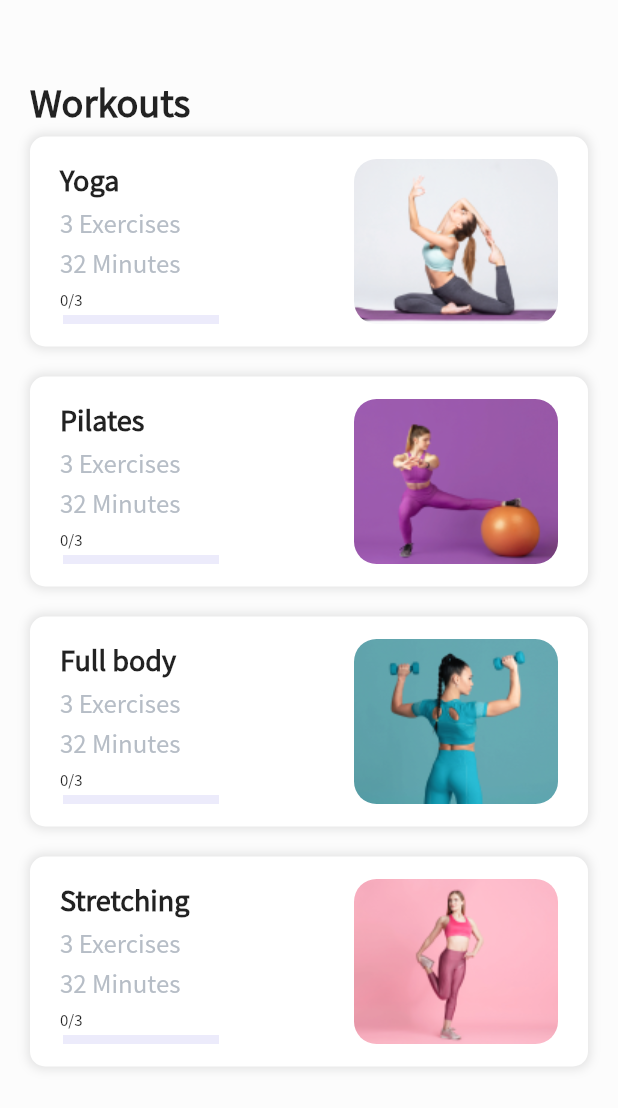
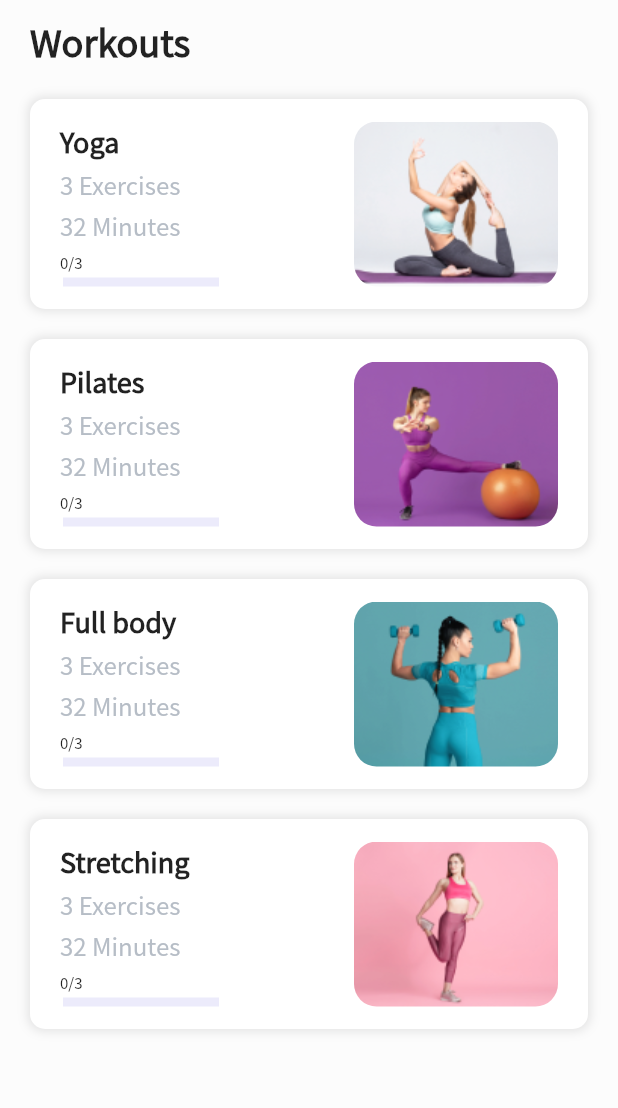
Before and after one commit to CPAD2022/CPAD2022SecATeam02, a Flutter app: the WorkoutsPage screen opened directly, on a phone screen of 412 x 824 dp. Shown: the top 1108 px of the screen. Run offline on Flutter 3.47's test engine with Material 2 defaults, Android fonts, the phone set to English and light mode, and no system bars; drawn by our look-alikes of percent_indicator; our stand-ins replace bloc, dots_indicator, firebase_auth, firebase_core, firebase_storage, flutter_bloc and 5 more; accounts and stored records are empty.

```diff
--- a/lib/screens/workouts/bloc/workouts_bloc.dart
+++ b/lib/screens/workouts/bloc/workouts_bloc.dart
@@ -6,7 +6,8 @@ import 'package:meta/meta.dart';
 import 'package:perfect_fitness/core/const/data_constants.dart';
 import 'package:perfect_fitness/core/service/data_service.dart';
 import 'package:perfect_fitness/core/const/global_constants.dart';
-
+import 'package:perfect_fitness/data/user_data.dart';
+import 'package:firebase_auth/firebase_auth.dart';
 part 'workouts_event.dart';
 part 'workouts_state.dart';
 
@@ -19,7 +20,12 @@ class WorkoutsBloc extends Bloc<WorkoutsEvent, WorkoutsState> {
   Stream<WorkoutsState> mapEventToState(
     WorkoutsEvent event,
   ) async* {
+    List<WorkoutData> workouts1 = DataConstants.workouts;
+    final currUser = FirebaseAuth.instance.currentUser;
+    GlobalConstants.currentUser = UserData.fromFirebase(currUser);
     if (event is WorkoutsInitialEvent) {
+      final currUser = FirebaseAuth.instance.currentUser;
+      GlobalConstants.currentUser = UserData.fromFirebase(currUser);
       GlobalConstants.workouts = await DataService.getWorkoutsForUser();
       for (int i = 0; i < workouts.length; i++) {
         final workoutsUserIndex =
--- a/lib/screens/workouts/widget/workout_card.dart
+++ b/lib/screens/workouts/widget/workout_card.dart
@@ -38,10 +38,7 @@ class WorkoutCard extends StatelessWidget {
       ),
       child: Material(
           color: Colors.transparent,
-        child: BlocBuilder<WorkoutsBloc, WorkoutsState>(
-          buildWhen: (_, currState) => currState is CardTappedState,
-          builder: (context, state) {
-            return InkWell(
+          child: InkWell(
             borderRadius: BorderRadius.circular(10),
             onTap: () {
               bloc.add(CardTappedEvent(workout: workout));
@@ -85,8 +82,7 @@ class WorkoutCard extends StatelessWidget {
                             style: TextStyle(fontSize: 10)),
                         SizedBox(height: 3),
                         Padding(
-                            padding:
-                                const EdgeInsets.only(right: 30.0, left: 2),
+                          padding: const EdgeInsets.only(right: 30.0, left: 2),
                           child: LinearPercentIndicator(
                             percent:
                                 workout.currentProgress! / workout.progress!,
@@ -106,17 +102,13 @@ class WorkoutCard extends StatelessWidget {
                   Expanded(
                     child: ClipRRect(
                       borderRadius: BorderRadius.circular(15),
-                        child:
-                            Image.asset(workout.image ?? "", fit: BoxFit.fill),
+                      child: Image.asset(workout.image ?? "", fit: BoxFit.fill),
                     ),
                   ),
                 ],
               ),
             ),
-            );
-          },
-        ),
-      ),
+          )),
     );
   }
 }
--- a/lib/screens/workouts/widget/workout_content.dart
+++ b/lib/screens/workouts/widget/workout_content.dart
@@ -1,4 +1,8 @@
 import 'package:perfect_fitness/core/const/color_constants.dart';
+import 'package:firebase_auth/firebase_auth.dart';
+import 'package:perfect_fitness/data/user_data.dart';
+import 'package:perfect_fitness/core/const/global_constants.dart';
+import 'package:perfect_fitness/core/service/user_storage_service.dart';
 import 'package:perfect_fitness/core/const/data_constants.dart';
 import 'package:perfect_fitness/data/workout_data.dart';
 import 'package:perfect_fitness/screens/workouts/widget/workout_card.dart';
@@ -6,10 +10,15 @@ import 'package:flutter/material.dart';
 import 'package:perfect_fitness/core/const/text_constants.dart';
 import 'package:perfect_fitness/screens/workouts/bloc/workouts_bloc.dart';
 import 'package:flutter_bloc/flutter_bloc.dart';
+import 'dart:convert';
 
-class WorkoutContent extends StatelessWidget {
+class WorkoutContent extends StatefulWidget {
   WorkoutContent({Key? key}) : super(key: key);
+  @override
+  _WorkoutContent createState() => _WorkoutContent();
+}
 
+class _WorkoutContent extends State<WorkoutContent> {
   @override
   Widget build(BuildContext context) {
     return Container(
@@ -22,32 +31,56 @@ class WorkoutContent extends StatelessWidget {
 
   Widget _createHomeBody(BuildContext context) {
     final bloc = BlocProvider.of<WorkoutsBloc>(context);
-    return BlocBuilder<WorkoutsBloc, WorkoutsState>(
-      buildWhen: (_, currState) => currState is ReloadWorkoutsState,
-      builder: (context, state) {
-        return Padding(
-          padding: const EdgeInsets.only(top: 50),
+    List<WorkoutData> workouts = DataConstants.workouts;
+    final currUser = FirebaseAuth.instance.currentUser;
+    GlobalConstants.currentUser = UserData.fromFirebase(currUser);
+    ReloadWorkoutsState(workouts: workouts);
+    var workcheck = GlobalConstants.workouts;
+    if (workcheck != null) {
+      if (workcheck.isEmpty) {
+        // final bloc = BlocProvider.of<WorkoutsBloc>(context);
+        // final workout1 = bloc.workouts;
+        ReloadWorkoutsState(workouts: []);
+      } else {
+        for (int i = 0; i < workouts.length; i++) {
+          final workoutsUserIndex = GlobalConstants.workouts
+              ?.indexWhere((w) => w.id == workouts?[i].id);
+          if (workoutsUserIndex != -1 && workcheck != null) {
+            workouts[i] = workcheck[workoutsUserIndex ?? 1];
+          }
+        }
+      }
+    }
+    return SafeArea(
       child: Column(
         crossAxisAlignment: CrossAxisAlignment.start,
         children: [
           Padding(
-                padding: const EdgeInsets.symmetric(horizontal: 20.0),
+            padding:
+                const EdgeInsets.symmetric(horizontal: 20.0, vertical: 10.0),
             child: Text(
               TextConstants.workouts,
               style: TextStyle(fontSize: 24, fontWeight: FontWeight.bold),
             ),
           ),
-              const SizedBox(height: 5),
-              Expanded(
+          const SizedBox(height: 10),
+          Flexible(
+              // padding: const EdgeInsets.only(top: 5),
+              child: RefreshIndicator(
+            onRefresh: () {
+              setState(() {
+                workouts = DataConstants.workouts;
+              });
+              return Future<void>.delayed(Duration(seconds: 0));
+            },
             child: ListView(
+              shrinkWrap: true,
               children:
                   bloc.workouts.map((e) => _createWorkoutCard(e)).toList(),
             ),
-              ),
+          )),
         ],
       ),
-        );
-      },
     );
   }
 
```
Lines whose indentation alone changed are shown as unchanged.
